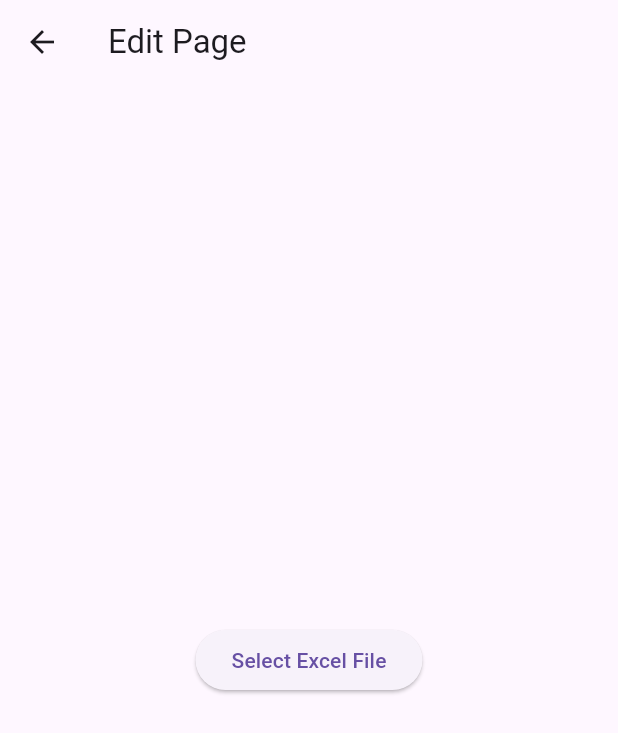
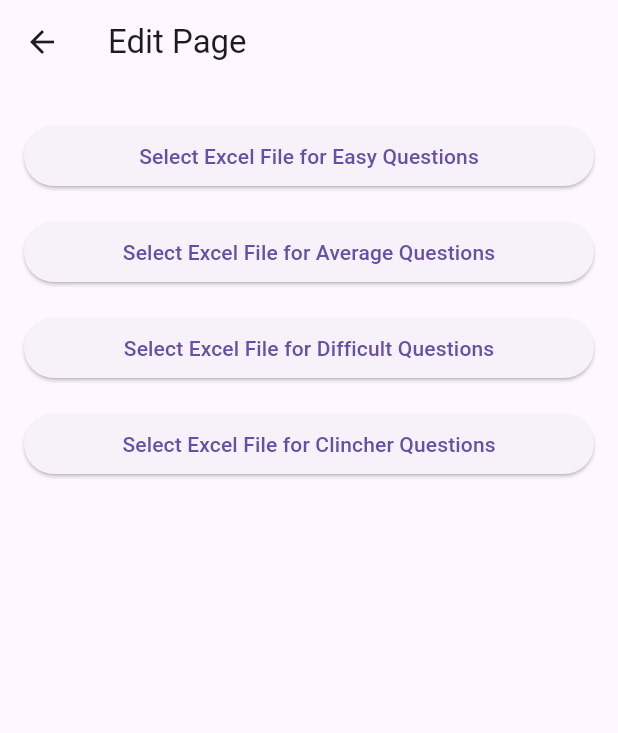
Before and after one commit to kpdavid3/randomizer-app, a Flutter app: the EditPage screen opened directly, on a phone screen of 412 x 824 dp. Shown: the top 733 px of the screen. Run offline on Flutter 3.47's test engine with Material 3 defaults, Android fonts, the phone set to English and light mode, and no system bars; our stand-ins replace file_picker, google_fonts; missing offline and left inert: excel.

Commit message:
ui: buttons for selecting spreadsheet files for different difficulty levels

```diff
--- a/lib/global_data.dart
+++ b/lib/global_data.dart
@@ -3,20 +3,33 @@ import './classes/questions.dart';
 class GlobalData {
   static final GlobalData _singleton = GlobalData._internal();
 
-  // Declare the fields you need
-  String? selectedFilePath;
-  List<Question>? allQuestions;
+  // Declare fields for each difficulty level
+  List<Question>? easyQuestions;
+  List<Question>? averageQuestions;
+  List<Question>? difficultQuestions;
+  List<Question>? clincherQuestions;
 
-  // Private constructor
   GlobalData._internal();
 
-  // Factory constructor for singleton instance
   factory GlobalData() {
     return _singleton;
   }
 
-  // Method to update questions
-  void updateQuestions(List<Question> questions) {
-    allQuestions = questions;
+  // Method to update questions based on difficulty
+  void updateQuestions(List<Question> questions, String difficulty) {
+    switch (difficulty) {
+      case 'Easy':
+        easyQuestions = questions;
+        break;
+      case 'Average':
+        averageQuestions = questions;
+        break;
+      case 'Difficult':
+        difficultQuestions = questions;
+        break;
+      case 'Clincher':
+        clincherQuestions = questions;
+        break;
+    }
   }
 }
--- a/lib/pages/edit_page.dart
+++ b/lib/pages/edit_page.dart
@@ -4,7 +4,7 @@ import 'package:excel/excel.dart';
 import 'dart:io';
 
 import 'package:randomizer_app/classes/questions.dart';
-import 'package:randomizer_app/global_data.dart'; // Import GlobalData
+import 'package:randomizer_app/global_data.dart';
 
 class EditPage extends StatefulWidget {
   const EditPage({super.key});
@@ -14,9 +14,9 @@ class EditPage extends StatefulWidget {
 }
 
 class _EditPageState extends State<EditPage> {
-  String? selectedFilePath;
+  Map<String, String?> selectedFilePaths = {};
 
-  Future<void> selectFile() async {
+  Future<void> selectFile(String difficulty) async {
     FilePickerResult? result = await FilePicker.platform.pickFiles(
       type: FileType.custom,
       allowedExtensions: ['xlsx'],
@@ -26,16 +26,14 @@ class _EditPageState extends State<EditPage> {
       String? filePath = result.files.single.path;
       if (filePath != null) {
         setState(() {
-          selectedFilePath = filePath;
+          selectedFilePaths[difficulty] = filePath;
         });
-        GlobalData().selectedFilePath = filePath;
-
-        await loadQuestionsFromExcel(filePath);
+        await loadQuestionsFromExcel(filePath, difficulty);
       }
     }
   }
 
-  Future<void> loadQuestionsFromExcel(String filePath) async {
+  Future<void> loadQuestionsFromExcel(String filePath, String difficulty) async {
     try {
       var bytes = File(filePath).readAsBytesSync();
       var excel = Excel.decodeBytes(bytes);
@@ -44,10 +42,10 @@ class _EditPageState extends State<EditPage> {
       for (var table in excel.tables.keys) {
         for (var row in excel.tables[table]!.rows) {
           if (row[0]?.value != null && row[0]?.value != 'Type of Question') {
-            String type = row[0]?.value.toString() ?? ''; // Safely access the string value
+            String type = row[0]?.value.toString() ?? '';
             String questionText = row[1]?.value.toString() ?? '';
             dynamic answer;
-            // Answers are located at row 6
+
             if (type == 'mc') {
               answer = row[6]?.value.toString() ?? '';
               List<String> choices = [
@@ -68,10 +66,30 @@ class _EditPageState extends State<EditPage> {
         }
       }
 
-      GlobalData().allQuestions = loadedQuestions;
+      GlobalData().updateQuestions(loadedQuestions, difficulty);
     } catch (e) {
       print("Error loading Excel file: $e");
     }
+  }
+
+  Widget filePickerButton(String difficulty) {
+    return Padding(
+      padding: const EdgeInsets.symmetric(vertical: 8.0),
+      child: ElevatedButton(
+        onPressed: () => selectFile(difficulty),
+        child: Text('Select Excel File for $difficulty Questions'),
+      ),
+    );
+  }
+
+  Widget fileInfoText(String? filePath, String difficulty) {
+    if (filePath != null) {
+      return Padding(
+        padding: const EdgeInsets.only(bottom: 8.0),
+        child: Text('Selected $difficulty file: $filePath'),
+      );
+    }
+    return SizedBox.shrink(); // Returns an empty widget if filePath is null
   }
 
   @override
@@ -80,16 +98,25 @@ class _EditPageState extends State<EditPage> {
       appBar: AppBar(
         title: const Text('Edit Page'),
       ),
-      body: Center(
+      body: SingleChildScrollView(
+        padding: const EdgeInsets.all(16.0),
         child: Column(
           mainAxisAlignment: MainAxisAlignment.center,
+          crossAxisAlignment: CrossAxisAlignment.stretch,
           children: [
-            ElevatedButton(
-              onPressed: selectFile,
-              child: const Text('Select Excel File'),
-            ),
-            if (selectedFilePath != null) Text('Selected file: $selectedFilePath'),
-            // Additional UI elements...
+            filePickerButton('Easy'),
+            fileInfoText(selectedFilePaths['Easy'], 'Easy'),
+
+            filePickerButton('Average'),
+            fileInfoText(selectedFilePaths['Average'], 'Average'),
+
+            filePickerButton('Difficult'),
+            fileInfoText(selectedFilePaths['Difficult'], 'Difficult'),
+
+            filePickerButton('Clincher'),
+            fileInfoText(selectedFilePaths['Clincher'], 'Clincher'),
+
+            // Additional UI elements as needed...
           ],
         ),
       ),
--- a/lib/pages/randomizer.dart
+++ b/lib/pages/randomizer.dart
@@ -26,7 +26,7 @@ class _RandomizerPageState extends State<RandomizerPage> {
   void initState() {
     super.initState();
     // Fetch questions from GlobalData
-    randomQuestions = getRandomQuestions(GlobalData().allQuestions ?? [], 10);
+    randomQuestions = getRandomQuestions(GlobalData().easyQuestions ?? [], 10);
   }
 
   List<Question> getRandomQuestions(List<Question> questions, int count) {
```
